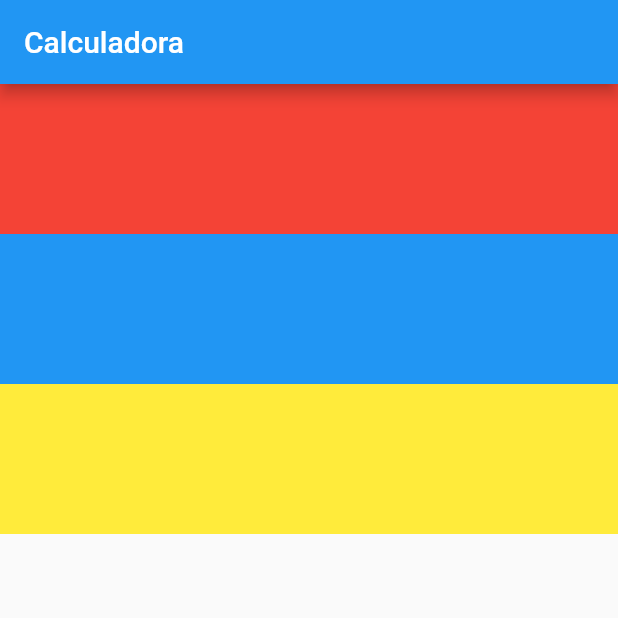
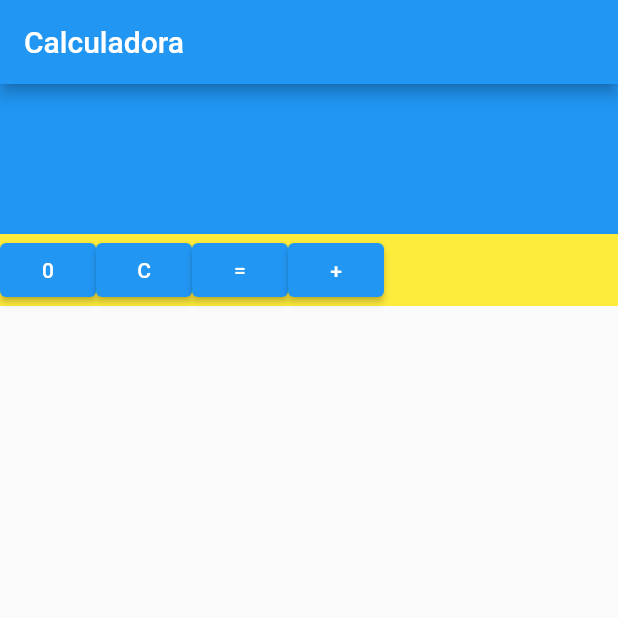
Before and after one commit to otoro90/taller2s2, a Flutter app: the screen it shows after launch, on a phone screen of 412 x 824 dp, the top half of it. Run offline on Flutter 3.47's test engine with Material 2 defaults, Android fonts, the phone set to English and light mode, and no system bars.

Commit message:
Se crea primera fila de botones

```diff
--- a/lib/page/home-page.dart
+++ b/lib/page/home-page.dart
@@ -24,16 +24,21 @@ class _MyHomePageState extends State<MyHomePage> {
       children: [
         Container(
           color: Colors.red,
-          height: 100,
         ),
         Container(
           color: Colors.blue,
           height: 100,
         ),
         Container(
-          color: Colors.yellow,
-          height: 100,
-        ),
+            color: Colors.yellow,
+            child: Column(children: [
+              Row(children: [
+                ElevatedButton(onPressed: () {}, child: Text("0")),
+                ElevatedButton(onPressed: () {}, child: Text("C")),
+                ElevatedButton(onPressed: () {}, child: Text("=")),
+                ElevatedButton(onPressed: () {}, child: Text("+"))
+              ])
+            ])),
       ],
     );
   }
```
